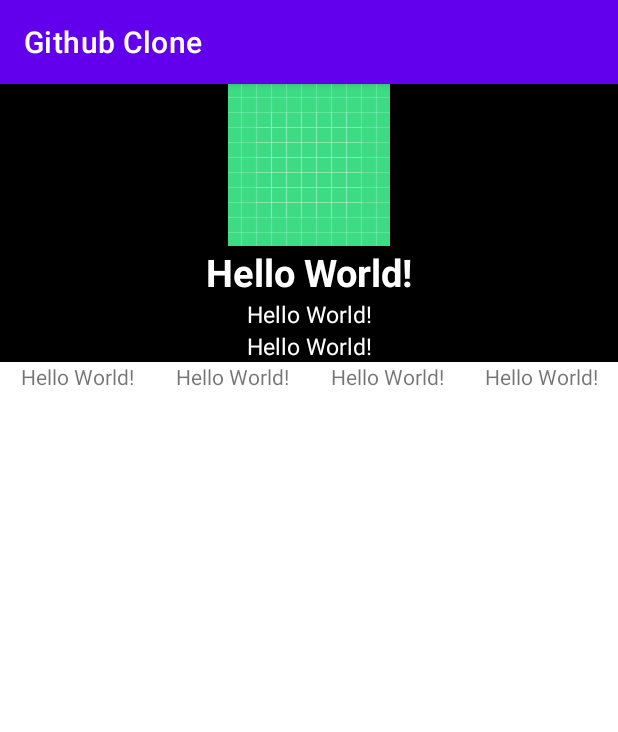
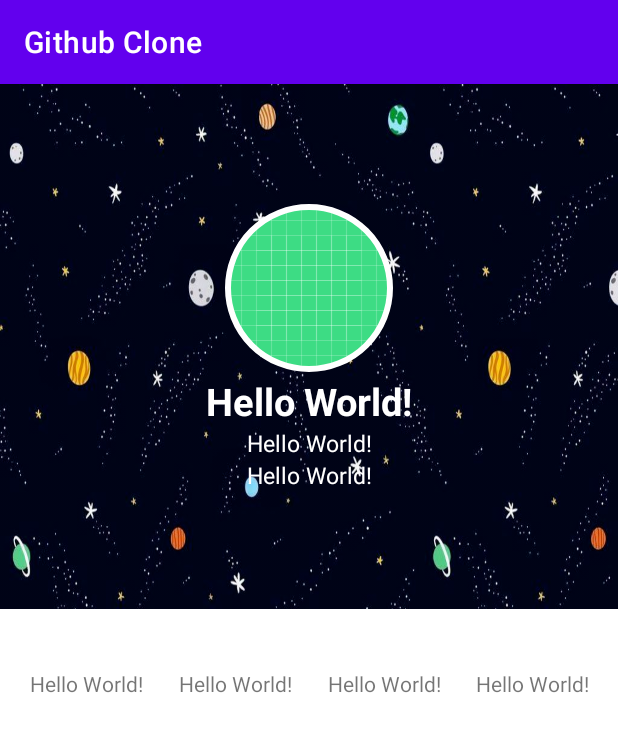
Before and after one commit to vaibhavjain30699/GithubClone, an Android app: the ProfileActivity screen opened directly, with no data from a screen before it, on a phone screen of 412 x 824 dp. Shown: the top 732 px of the screen. Run offline under Robolectric (Android 15) with nearby library versions, the phone set to English and light mode, and no system bars; our stand-ins replace Picasso; network calls fail; pictures from the network do not load; 2 statements that could not run were skipped.

Commit message:
Refined the existing ProfileActivity Layout

```diff
--- a/app/src/main/res/layout/activity_profile.xml
+++ b/app/src/main/res/layout/activity_profile.xml
@@ -10,15 +10,21 @@
 
     <LinearLayout
         android:layout_width="match_parent"
-        android:layout_height="wrap_content"
+        android:layout_height="350dp"
         android:orientation="vertical"
-        android:background="@color/black"
-        android:gravity="center">
+        android:background="@drawable/profile_background"
+        android:gravity="center"
+        android:paddingVertical="32dp"
+        android:paddingHorizontal="16dp">
 
-        <ImageView
+        <com.google.android.material.imageview.ShapeableImageView
             android:id="@+id/profilePicture"
             android:layout_width="wrap_content"
             android:layout_height="wrap_content"
+            app:shapeAppearance="@style/roundedImageView"
+            app:strokeColor="@color/white"
+            app:strokeWidth="4dp"
+            android:padding="4dp"
             android:src="@drawable/ic_launcher_background"/>
 
         <TextView
@@ -54,13 +60,15 @@
 
     <LinearLayout
         android:layout_width="match_parent"
-        android:layout_height="wrap_content"
-        android:orientation="horizontal">
+        android:layout_height="100dp"
+        android:orientation="horizontal"
+        android:paddingVertical="16dp"
+        android:paddingHorizontal="8dp">
 
         <TextView
             android:id="@+id/noOfRepos"
             android:layout_width="match_parent"
-            android:layout_height="wrap_content"
+            android:layout_height="match_parent"
             android:text="Hello World!"
             android:gravity="center"
             android:layout_weight="1"/>
--- /dev/null
+++ b/app/src/main/res/values/roundedImageView.xml
@@ -0,0 +1,9 @@
+<?xml version="1.0" encoding="utf-8"?>
+<resources>
+
+    <style name="roundedImageView">
+        <item name="cornerFamily">rounded</item>
+        <item name="cornerSize">50%</item>
+    </style>
+
+</resources>
```
Also changed, not shown: app/src/main/java/com/vaibhav/githubclone/ProfileActivity.kt (+19 -6 lines), app/src/main/res/drawable/profile_background.png (added).
